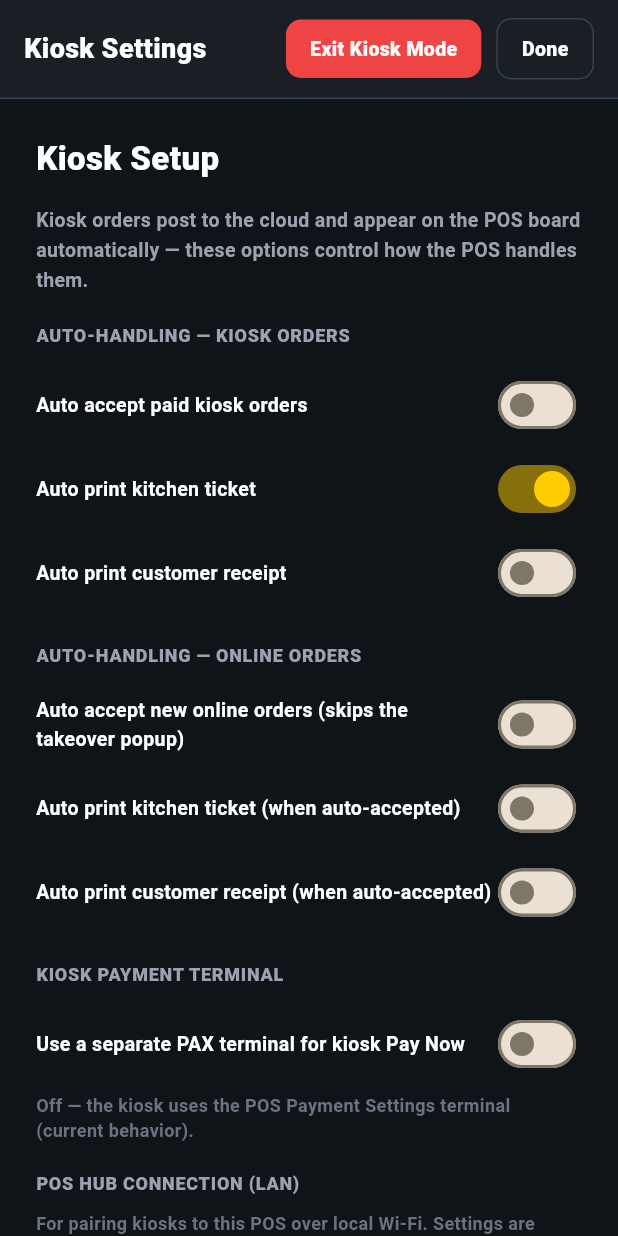
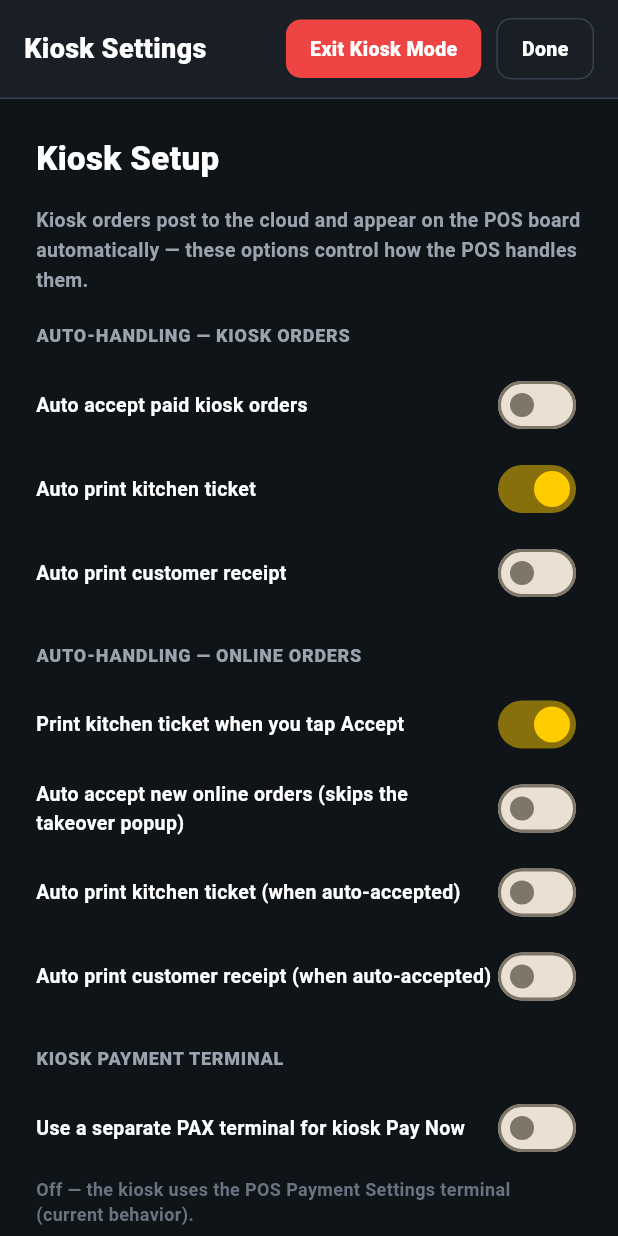
Before and after one commit to kentranus/vido-food-flutter, a Flutter app: the KioskSettingsScreen screen opened directly, on a phone screen of 412 x 824 dp. Run offline on Flutter 3.47's test engine with Material 3 defaults, Android fonts, the phone set to English and light mode, and no system bars; our stand-ins replace audioplayers, firebase_core, firebase_messaging, flutter_local_notifications, pdf, printing and 1 more; accounts and stored records are empty; network calls fail.

Commit message:
POS: 'Print kitchen ticket when you tap Accept' toggle (default ON)
Accept no longer hard-prints: gated by kiosk.auto 'acceptPrint' (Kiosk Setup
toggle, server-stored per store). When OFF, markPrinted is also skipped so
the shouldPrint flag stays for another device (Order Manager) to print.
40/40 tests passing.

Co-Authored-By: Claude Fable 5 <noreply@anthropic.com>

```diff
--- a/lib/pos/kiosk_setup.dart
+++ b/lib/pos/kiosk_setup.dart
@@ -30,7 +30,9 @@ Map<String, dynamic> _asMap(dynamic v) => v is Map ? Map<String, dynamic>.from(v
 bool kioskAutoFlag(Map<String, dynamic> auto, String key) {
   final v = auto[key];
   if (v is bool) return v;
-  return key == 'kioskKitchen';
+  // Defaults that preserve the original hardcoded behavior:
+  // kiosk kitchen ticket always printed; Accept always printed a ticket.
+  return key == 'kioskKitchen' || key == 'acceptPrint';
 }
 
 class KioskSetupPanel extends StatefulWidget {
@@ -53,6 +55,7 @@ class _KioskSetupPanelState extends State<KioskSetupPanel> {
   // auto-handling (kiosk / online)
   bool _kioskAccept = false, _kioskKitchen = true, _kioskReceipt = false;
   bool _onlineAccept = false, _onlineKitchen = false, _onlineReceipt = false;
+  bool _acceptPrint = true;
 
   // kiosk PAX
   bool _paxEnabled = false;
@@ -84,6 +87,7 @@ class _KioskSetupPanelState extends State<KioskSetupPanel> {
       _onlineAccept = kioskAutoFlag(auto, 'onlineAccept');
       _onlineKitchen = kioskAutoFlag(auto, 'onlineKitchen');
       _onlineReceipt = kioskAutoFlag(auto, 'onlineReceipt');
+      _acceptPrint = kioskAutoFlag(auto, 'acceptPrint');
       _paxEnabled = pax['enabled'] == true;
       _paxMode = (pax['connectionMode'] ?? 'tcp').toString();
       _paxIp.text = '${pax['ip'] ?? ''}';
@@ -106,6 +110,7 @@ class _KioskSetupPanelState extends State<KioskSetupPanel> {
       'auto': {
         'kioskAccept': _kioskAccept, 'kioskKitchen': _kioskKitchen, 'kioskReceipt': _kioskReceipt,
         'onlineAccept': _onlineAccept, 'onlineKitchen': _onlineKitchen, 'onlineReceipt': _onlineReceipt,
+        'acceptPrint': _acceptPrint,
       },
       'kioskPax': {
         'enabled': _paxEnabled, 'connectionMode': _paxMode, 'ip': _paxIp.text.trim(),
@@ -159,6 +164,7 @@ class _KioskSetupPanelState extends State<KioskSetupPanel> {
       _tg(c, 'Auto print customer receipt', _kioskReceipt, (v) => setState(() => _kioskReceipt = v)),
 
       _sect(c, 'Auto-handling — Online orders'),
+      _tg(c, 'Print kitchen ticket when you tap Accept', _acceptPrint, (v) => setState(() => _acceptPrint = v)),
       _tg(c, 'Auto accept new online orders (skips the takeover popup)', _onlineAccept, (v) => setState(() => _onlineAccept = v)),
       _tg(c, 'Auto print kitchen ticket (when auto-accepted)', _onlineKitchen, (v) => setState(() => _onlineKitchen = v)),
       _tg(c, 'Auto print customer receipt (when auto-accepted)', _onlineReceipt, (v) => setState(() => _onlineReceipt = v)),
```
Also changed, not shown: lib/pos/online_orders.dart (+8 -3 lines), 2 other files.
